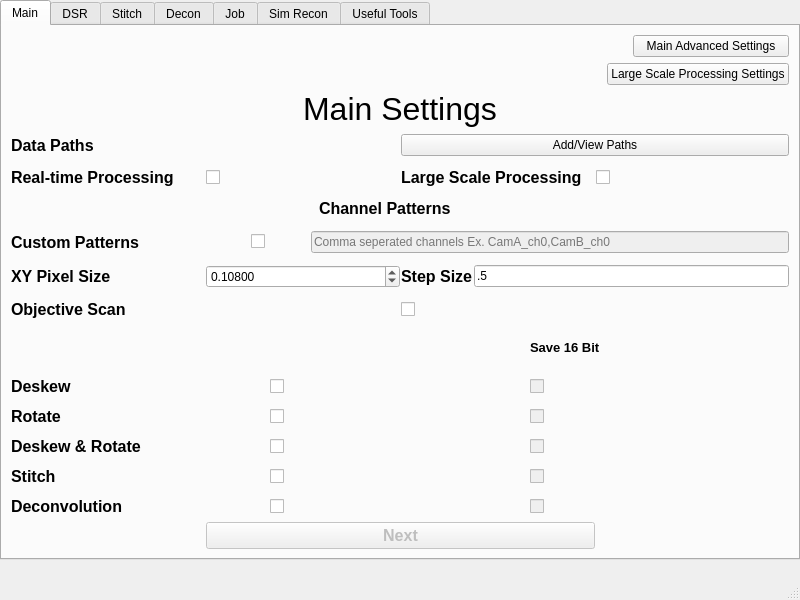
Qt form src/mainwindow.ui (abcucberkeley/PetaKit5D-GUI) before a commit.
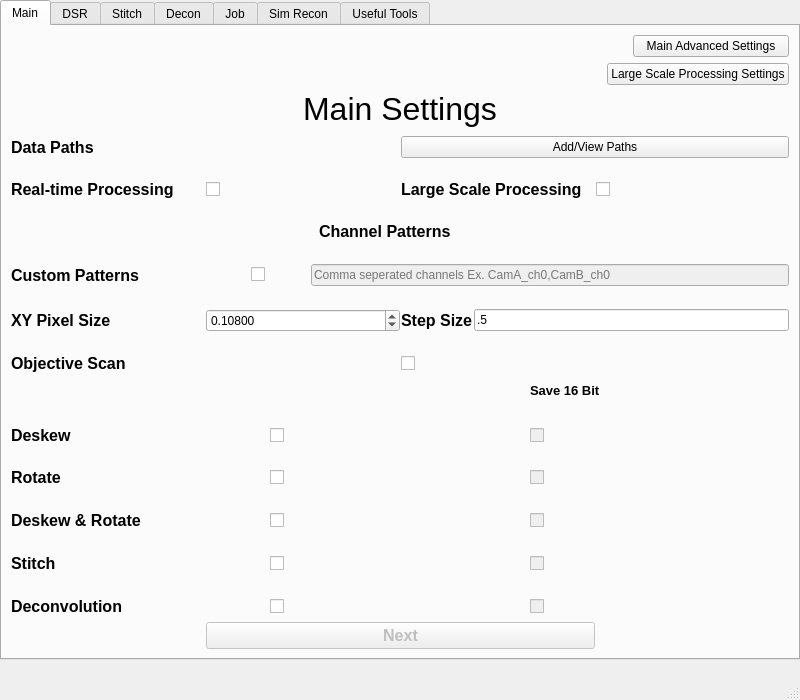
The same form after that commit.

Commit message: Increased the minimum size of the consoles and height of the GUI

```diff
--- a/src/mainwindow.ui
+++ b/src/mainwindow.ui
@@ -7,7 +7,7 @@
     <x>0</x>
     <y>0</y>
     <width>800</width>
-    <height>600</height>
+    <height>700</height>
    </rect>
   </property>
   <property name="windowTitle">
@@ -23,7 +23,7 @@
       <x>0</x>
       <y>0</y>
       <width>800</width>
-      <height>560</height>
+      <height>660</height>
      </rect>
     </property>
     <property name="currentIndex">
@@ -127,7 +127,7 @@
        </layout>
       </item>
       <item row="1" column="0">
-       <layout class="QVBoxLayout" name="verticalLayout_3">
+       <layout class="QVBoxLayout" name="verticalLayout_3" stretch="1,1,1,1,1,1,1,1,1,1,1">
         <property name="spacing">
          <number>1</number>
         </property>
@@ -499,7 +499,7 @@
        </layout>
       </item>
       <item row="2" column="0">
-       <layout class="QVBoxLayout" name="verticalLayout_6">
+       <layout class="QVBoxLayout" name="verticalLayout_6" stretch="1,1,1,1,1,1,1,1,1,1,1">
         <property name="spacing">
          <number>1</number>
         </property>
```
Left out of the diff: 4 changed lines with no effect on the pictures. The commit also changes 1 other file.
